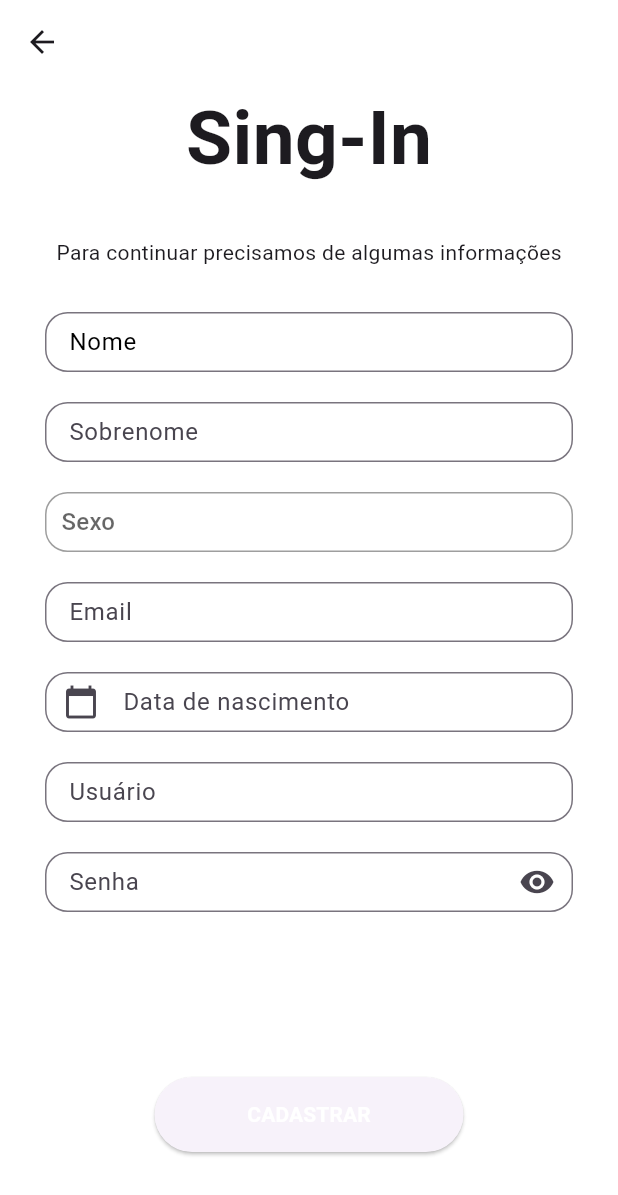
After one commit to MySoloQ/derredor, a Flutter app: the Registerpage screen opened by its route, on a phone screen of 412 x 824 dp. The commit adds this screen. Shown: the top 1195 px of the screen. Run offline on Flutter 3.47's test engine with Material 3 defaults, Android fonts, the phone set to English and light mode, and no system bars; our stand-ins replace carousel_slider, google_fonts; missing offline and left inert: dart:ffi.

Commit message:
:sparkles: feat: Adição da página de cadastro (#2)
* consertando bobajadas

* correção de versão

* atualização da versao pubspec.yaml

* elementos iniciais da pagina de registro

* finalização da pagina de cadastro

* correção da pagina

* correção da lista RadioListTile

* modificação do seletor de sexo

* teste da seleção de sexo

* finalização do wiget de seleção de sexo e otimização do código

* adição do campo de data de nascimento, adição do botão de voltar a página, adição de titulo á página e correção do campo de senha

* adição de subtitulo

---------

Co-authored-by: krStuud <kaio.r.santos8@aluno.senai.br>

```diff
--- a/lib/main.dart
+++ b/lib/main.dart
@@ -1,13 +1,14 @@
 import 'package:derredor/pages/paginaTeste.dart';
 import 'package:flutter/material.dart';
 import 'package:derredor/pages/InitialPage.dart';
+import 'package:derredor/pages/register_page.dart';
+
 
 void main() {
   runApp(const MainApp());
 }
 
 class MainApp extends StatelessWidget {
-
   const MainApp({super.key});
 
 @override
@@ -18,6 +19,7 @@ Widget build(BuildContext context) {
     routes: {
       'initialPage': (context) => const Initialpage(),
       'paginaTeste': (context) => const Paginateste(),
+      'registerPage': (context) => Registerpage(),
     },
   );
 }
--- /dev/null
+++ b/lib/pages/register_page.dart
@@ -0,0 +1,250 @@
+import 'dart:ffi' as ffi;
+import 'package:flutter/gestures.dart';
+import 'package:flutter/material.dart';
+import 'package:derredor/style/style.dart';
+import 'package:carousel_slider/carousel_slider.dart';
+
+class Registerpage extends StatefulWidget {
+  const Registerpage({super.key});
+
+  @override
+  State<Registerpage> createState() => _RegisterpageState();
+}
+
+final List<String> _sexList = ['Masculino', 'Feminino', 'Prefiro não dizer'];
+String? _selectedSex;
+String? _selectedDate = "";
+String _labelText = "Data de nascimento";
+bool _inObscured = true;
+
+class _RegisterpageState extends State<Registerpage> {
+  @override
+  Widget build(BuildContext context) {
+    double largura = MediaQuery.of(context).size.width;
+    double altura = MediaQuery.of(context).size.height;
+
+    return Scaffold(
+      backgroundColor: Colors.white,
+      appBar: AppBar(
+        backgroundColor: Colors.white,
+        leading: IconButton(onPressed: () {}, icon: Icon(Icons.arrow_back)),
+      ),
+      body: SingleChildScrollView(
+        child: Column(
+          mainAxisAlignment: MainAxisAlignment.center,
+          children: [
+            Column(
+              children: [
+                Row(
+                  mainAxisAlignment: MainAxisAlignment.center,
+                  children: [
+                    Padding(
+                      padding: EdgeInsets.fromLTRB(0, 0, 0, 30),
+                      child: Text(
+                        "Sing-In",
+                        style: TextStyle(
+                            fontSize: 50,
+                            fontWeight: FontWeight.bold,
+                            color: Style.Azul),
+                      ),
+                    ),
+                  ],
+                ),
+                Padding(
+                  padding: EdgeInsets.fromLTRB(30, 0, 30, 30),
+                  child: Container(
+                    child: Text(
+                        "Para continuar precisamos de algumas informações"),
+                  ),
+                ),
+              ],
+            ),
+            Column(
+              children: [
+                Container(
+                  width: largura,
+                  height: 60,
+                  child: Padding(
+                    padding: EdgeInsets.fromLTRB(30, 0, 30, 20),
+                    child: TextFormField(
+                      decoration: InputDecoration(
+                          labelStyle: TextStyle(color: Colors.black),
+                          labelText: "Nome",
+                          border: OutlineInputBorder(
+                            borderRadius: BorderRadius.all(Radius.circular(15)),
+                          )),
+                    ),
+                  ),
+                ),
+                Container(
+                  width: largura,
+                  height: 60,
+                  child: Padding(
+                    padding: EdgeInsets.fromLTRB(30, 0, 30, 20),
+                    child: TextFormField(
+                      decoration: InputDecoration(
+                          labelText: "Sobrenome",
+                          border: OutlineInputBorder(
+                            borderRadius: BorderRadius.all(Radius.circular(15)),
+                          )),
+                    ),
+                  ),
+                ),
+                Padding(
+                  padding: EdgeInsets.fromLTRB(30, 0, 30, 20),
+                  child: Container(
+                    width: largura,
+                    height: 40,
+                    decoration: BoxDecoration(
+                        border: Border.all(color: Colors.grey),
+                        borderRadius: BorderRadius.circular(15)),
+                    child: Row(
+                      children: [
+                        Padding(
+                          padding: EdgeInsets.fromLTRB(10, 0, 0, 0),
+                          child: DropdownButton<String>(
+                            hint: Text("Sexo"),
+                            value: _selectedSex,
+                            items: _sexList.map((String sex) {
+                              return DropdownMenuItem<String>(
+                                value: sex,
+                                child: Text(sex),
+                              );
+                            }).toList(),
+                            onChanged: (String? newValue) {
+                              setState(() {
+                                _selectedSex = newValue!;
+                                print(_selectedSex);
+                              });
+                            },
+                            iconEnabledColor: Colors.transparent,
+                            underline: Container(
+                              height: 1,
+                              color: Colors.transparent,
+                            ),
+                          ),
+                        ),
+                      ],
+                    ),
+                  ),
+                ),
+                Container(
+                  width: largura,
+                  height: 60,
+                  child: Padding(
+                    padding: EdgeInsets.fromLTRB(30, 0, 30, 20),
+                    child: TextFormField(
+                      decoration: InputDecoration(
+                          labelText: "Email",
+                          border: OutlineInputBorder(
+                            borderRadius: BorderRadius.all(Radius.circular(15)),
+                          )),
+                    ),
+                  ),
+                ),
+                Row(
+                  children: [
+                    Container(
+                      width: largura,
+                      height: 60,
+                      child: Padding(
+                        padding: EdgeInsets.fromLTRB(30, 0, 30, 20),
+                        child: TextFormField(
+                          decoration: InputDecoration(
+                            labelText: _labelText,
+                            prefixIcon: Icon(Icons.calendar_today),
+                            border: OutlineInputBorder(
+                                borderRadius:
+                                    BorderRadius.all(Radius.circular(15))),
+                          ),
+                          readOnly: true,
+                          onTap: () {
+                            _selectDate();
+                            setState(() {
+                              _labelText = _selectedDate!;
+                            });
+                          },
+                        ),
+                      ),
+                    ),
+                  ],
+                ),
+                Container(
+                  width: largura,
+                  height: 60,
+                  child: Padding(
+                    padding: EdgeInsets.fromLTRB(30, 0, 30, 20),
+                    child: TextFormField(
+                      decoration: InputDecoration(
+                          labelText: "Usuário",
+                          border: OutlineInputBorder(
+                            borderRadius: BorderRadius.all(Radius.circular(15)),
+                          )),
+                    ),
+                  ),
+                ),
+                Container(
+                  width: largura,
+                  height: 60,
+                  child: Padding(
+                    padding: EdgeInsets.fromLTRB(30, 0, 30, 20),
+                    child: TextFormField(
+                      obscureText: _inObscured,
+                      decoration: InputDecoration(
+                        labelText: "Senha",
+                        border: OutlineInputBorder(
+                          borderRadius: BorderRadius.all(Radius.circular(15)),
+                        ),
+                        suffixIcon: IconButton(
+                          icon: Icon(_inObscured
+                              ? Icons.visibility
+                              : Icons.visibility_off),
+                          onPressed: () {
+                            setState(() {
+                              _inObscured = !_inObscured;
+                            });
+                          },
+                        ),
+                      ),
+                    ),
+                  ),
+                ),
+              ],
+            ),
+            SizedBox(
+              height: 90,
+            ),
+            Padding(
+              padding: EdgeInsets.fromLTRB(0, 0, 0, 30),
+              child: ElevatedButton(
+                onPressed: () => {},
+                style: ElevatedButton.styleFrom(
+                    minimumSize: Size(largura / 2, 50),
+                    backgroundColor: Style.Azul,
+                    shape: RoundedRectangleBorder(
+                        borderRadius: BorderRadius.circular(30))),
+                child: Text("CADASTRAR",
+                    style: TextStyle(
+                        fontWeight: FontWeight.bold, color: Colors.white)),
+              ),
+            ),
+          ],
+        ),
+      ),
+    );
+  }
+
+  Future<void> _selectDate() async {
+    DateTime? _picked = await showDatePicker(
+        context: context,
+        initialDate: DateTime.now(),
+        firstDate: DateTime(2000),
+        lastDate: DateTime(2100));
+
+    if (_picked != null) {
+      setState(() {
+        _selectedDate = _picked.toString();
+      });
+    }
+  }
+}
--- a/pubspec.yaml
+++ b/pubspec.yaml
@@ -19,7 +19,6 @@ dev_dependencies:
 
 flutter:
   uses-material-design: true
-
   assets:
     - assets/
     - assets/icons/
```
Also changed, not shown: assets/jalapao.png (added), assets/natividade.png (added), assets/praça_girassois.png (added).
